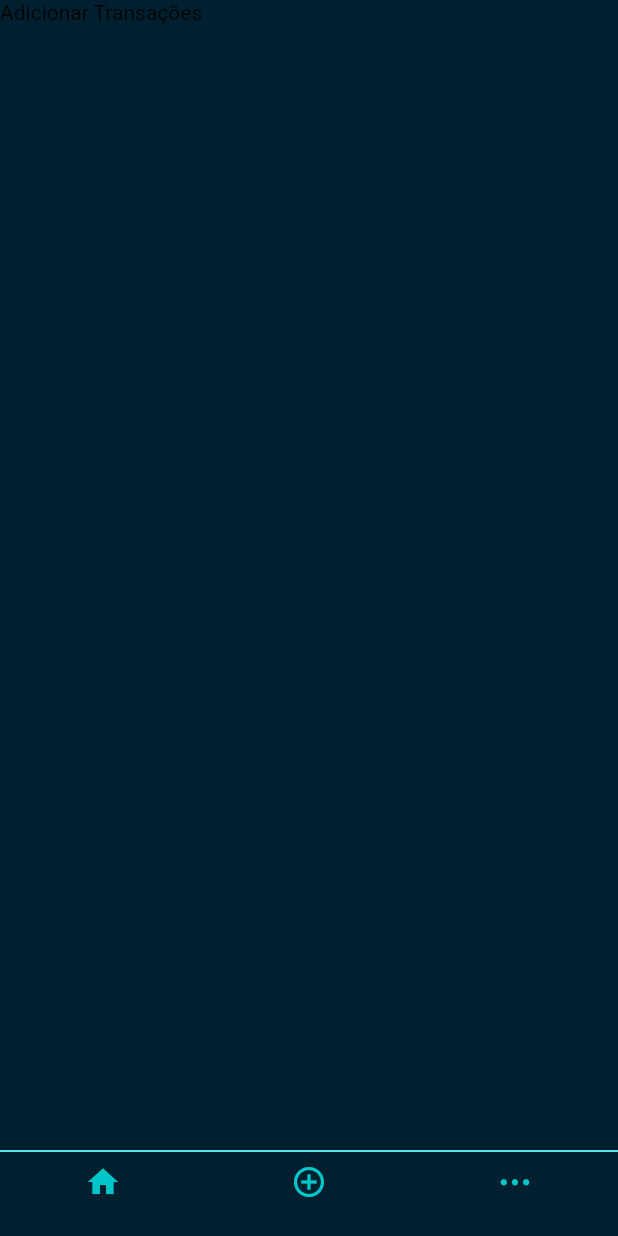
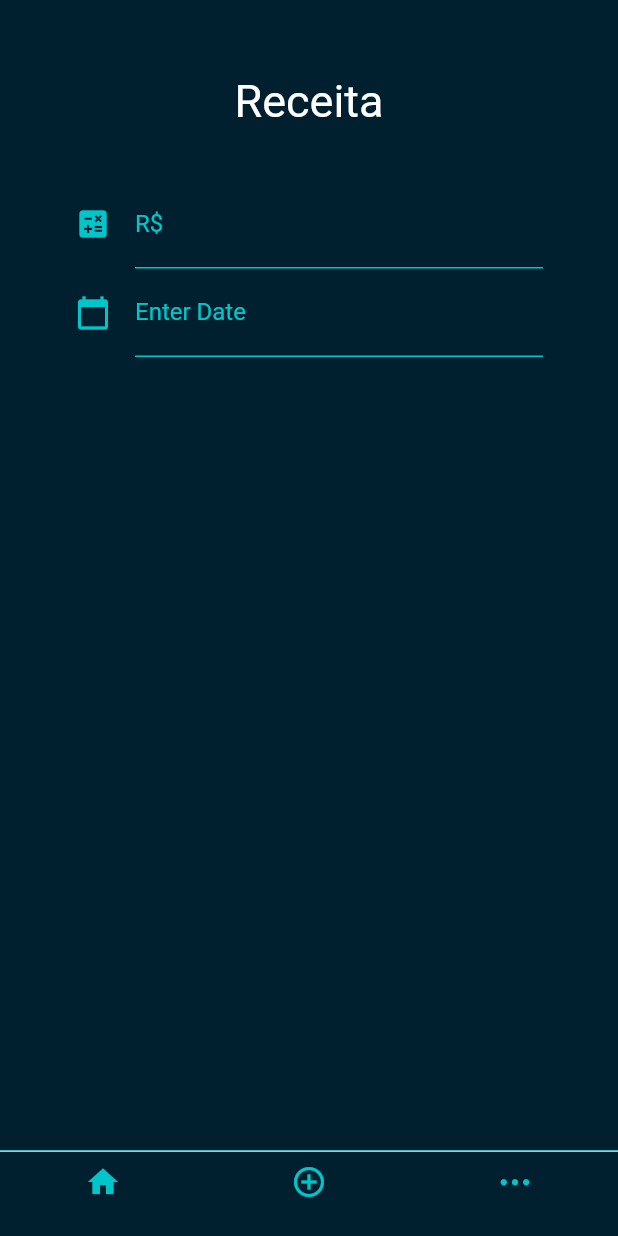
Before and after one commit to YohanToledo/coinomy-app-flutter, a Flutter app: the Screens screen opened directly, item 2 of the bottom bar chosen, on a phone screen of 412 x 824 dp. Run offline on Flutter 3.47's test engine with Material 2 defaults, Android fonts, the light colour scheme and no system bars; missing offline and left inert: dart:html.

Commit message:
feat: add transactions screen, add field for money value and date picker

```diff
--- a/lib/add.dart
+++ /dev/null
@@ -1,17 +0,0 @@
-import 'package:coinomy/global-constants.dart';
-import 'package:coinomy/home.dart';
-import 'package:flutter/material.dart';
-
-class Add extends StatelessWidget {
-  @override
-  Widget build(BuildContext context) {
-    return Container(
-      width: MediaQuery.of(context).size.width,
-      height: MediaQuery.of(context).size.height,
-      decoration: BoxDecoration(
-        color: DARK_COLOR,
-      ),
-      child: Text('Adicionar Transações'),
-    );
-  }
-}
--- a/lib/login.dart
+++ b/lib/login.dart
@@ -86,8 +86,8 @@ class _loginState extends State<Login> {
                         onPressed: () {
                           if (validarAcesso(
                               _emailController.text, _senhaController.text)) {
-                            print(HttpService().login(
-                                _emailController.text, _senhaController.text));
+                            /*print(HttpService().login(
+                                _emailController.text, _senhaController.text));*/
                             Navigator.push(context,
                                 MaterialPageRoute(builder: (context) {
                               return Screens();
--- a/lib/screens.dart
+++ b/lib/screens.dart
@@ -1,6 +1,6 @@
-import 'package:coinomy/add.dart';
 import 'package:coinomy/home.dart';
 import 'package:coinomy/preferences.dart';
+import 'package:coinomy/transactions.dart';
 import 'package:flutter/cupertino.dart';
 import 'package:flutter/material.dart';
 
@@ -15,7 +15,7 @@ class Screens extends StatefulWidget {
 
 class _ScreenState extends State<Screens> {
   int currentTabIndex = 0;
-  List<Widget> tabs = [Home(), Add(), Preferences()];
+  List<Widget> tabs = [Home(), Transactions(), Preferences()];
   onTapped(int index) {
     setState(() {
       currentTabIndex = index;
--- /dev/null
+++ b/lib/transactions.dart
@@ -0,0 +1,186 @@
+import 'package:coinomy/home.dart';
+import 'package:coinomy/register.dart';
+import 'package:coinomy/screens.dart';
+import 'package:flutter/material.dart';
+import 'package:intl/intl.dart';
+import 'global-constants.dart';
+import 'login.dart';
+
+class Transactions extends StatefulWidget {
+  @override
+  State<Transactions> createState() => _Transactions();
+}
+
+class _Transactions extends State<Transactions> {
+  TextEditingController dateController = TextEditingController();
+
+  @override
+  void initState() {
+    dateController.text = ""; //set the initial value of text field
+    super.initState();
+  }
+
+  @override
+  Widget build(BuildContext context) {
+    return Scaffold(
+      body: Padding(
+          padding: const EdgeInsets.all(0),
+          child: ListView(children: <Widget>[
+            Container(
+              alignment: Alignment.center,
+              padding: const EdgeInsets.fromLTRB(50, 50, 50, 6),
+              width: MediaQuery.of(context).size.width,
+              height: MediaQuery.of(context).size.height,
+              color: DARK_COLOR,
+              child: ListView(children: <Widget>[
+                Text(
+                  'Receita',
+                  textAlign: TextAlign.center,
+                  style: TextStyle(
+                    color: Colors.white,
+                    fontSize: 30,
+                  ),
+                ),
+                SizedBox(
+                  height: 35,
+                ),
+                valueField(),
+                TextField(
+                  controller:
+                      dateController, //editing controller of this TextField
+                  style: TextStyle(color: Colors.white),
+                  decoration: InputDecoration(
+                    enabledBorder: UnderlineInputBorder(
+                        borderSide: BorderSide(
+                      color: LIGHT_COLOR,
+                    )),
+                    label: Text(
+                      "Enter Date",
+                      style: TextStyle(color: LIGHT_COLOR),
+                    ),
+                    icon: Icon(
+                      Icons.calendar_today,
+                      color: LIGHT_COLOR,
+                    ),
+                  ),
+
+                  readOnly: true, // when true user cannot edit text
+                  onTap: () async {
+                    DateTime? pickedDate = await showDatePicker(
+                        context: context,
+                        initialDate: DateTime.now(), //get today's date
+                        firstDate: DateTime(
+                            2000), //DateTime.now() - not to allow to choose before today.
+                        lastDate: DateTime(2101));
+
+                    if (pickedDate != null) {
+                      print(
+                          pickedDate); //get the picked date in the format => 2022-07-04 00:00:00.000
+                      String formattedDate = DateFormat('dd/MM/yyyy').format(
+                          pickedDate); // format date in required form here we use dd/MM/yyyy that means time is removed
+                      print(formattedDate);
+
+                      setState(() {
+                        dateController.text =
+                            formattedDate; //set foratted date to TextField value.
+                      });
+                    } else {
+                      print("Date is not selected");
+                    }
+                  },
+                )
+              ]),
+            ),
+          ])),
+    );
+  }
+}
+
+Widget valueField() {
+  return TextFormField(
+      keyboardType: TextInputType.number,
+      validator: (val) {
+        if (val == 0) {
+          return "Valor nao pode ser zero";
+        } else {
+          return null;
+        }
+      },
+      style: TextStyle(color: Colors.white),
+      decoration: InputDecoration(
+        enabledBorder: UnderlineInputBorder(
+            borderSide: BorderSide(
+          color: LIGHT_COLOR,
+        )),
+        label: Text(
+          "R\$",
+          style: TextStyle(color: LIGHT_COLOR),
+        ),
+        icon: Icon(
+          Icons.calculate,
+          color: LIGHT_COLOR,
+        ),
+      ));
+}
+
+Widget dateSelect() {
+  return TextField();
+}
+
+class HomePage extends StatefulWidget {
+  @override
+  State<HomePage> createState() => _HomePageState();
+}
+
+class _HomePageState extends State<HomePage> {
+  TextEditingController dateController = TextEditingController();
+
+  @override
+  void initState() {
+    dateController.text = ""; //set the initial value of text field
+    super.initState();
+  }
+
+  @override
+  Widget build(BuildContext context) {
+    return Scaffold(
+        appBar: AppBar(title: const Text("Datepicker")),
+        body: Container(
+            padding: const EdgeInsets.all(15),
+            height: 150,
+            child: Center(
+                child: TextField(
+              controller: dateController, //editing controller of this TextField
+              decoration: const InputDecoration(
+                  icon: Icon(Icons.calendar_today), //icon of text field
+                  labelText: "Enter Date" //label text of field
+                  ),
+              readOnly: true, // when true user cannot edit text
+              onTap: () async {
+                DateTime? pickedDate = await showDatePicker(
+                    context: context,
+                    initialDate: DateTime.now(), //get today's date
+                    firstDate: DateTime(
+                        2000), //DateTime.now() - not to allow to choose before today.
+                    lastDate: DateTime(2101));
+
+                if (pickedDate != null) {
+                  print(
+                      pickedDate); //get the picked date in the format => 2022-07-04 00:00:00.000
+                  String formattedDate = DateFormat('yyyy-MM-dd').format(
+                      pickedDate); // format date in required form here we use yyyy-MM-dd that means time is removed
+                  print(
+                      formattedDate); //formatted date output using intl package =>  2022-07-04
+                  //You can format date as per your need
+
+                  setState(() {
+                    dateController.text =
+                        formattedDate; //set foratted date to TextField value.
+                  });
+                } else {
+                  print("Date is not selected");
+                }
+              },
+            ))));
+  }
+}
--- a/pubspec.yaml
+++ b/pubspec.yaml
@@ -31,6 +31,7 @@ dependencies:
   flutter:
     sdk: flutter
   http: ^0.12.1
+  intl: ^0.17.0
 
 
   # The following adds the Cupertino Icons font to your application.
```
Also changed, not shown: pubspec.lock.
